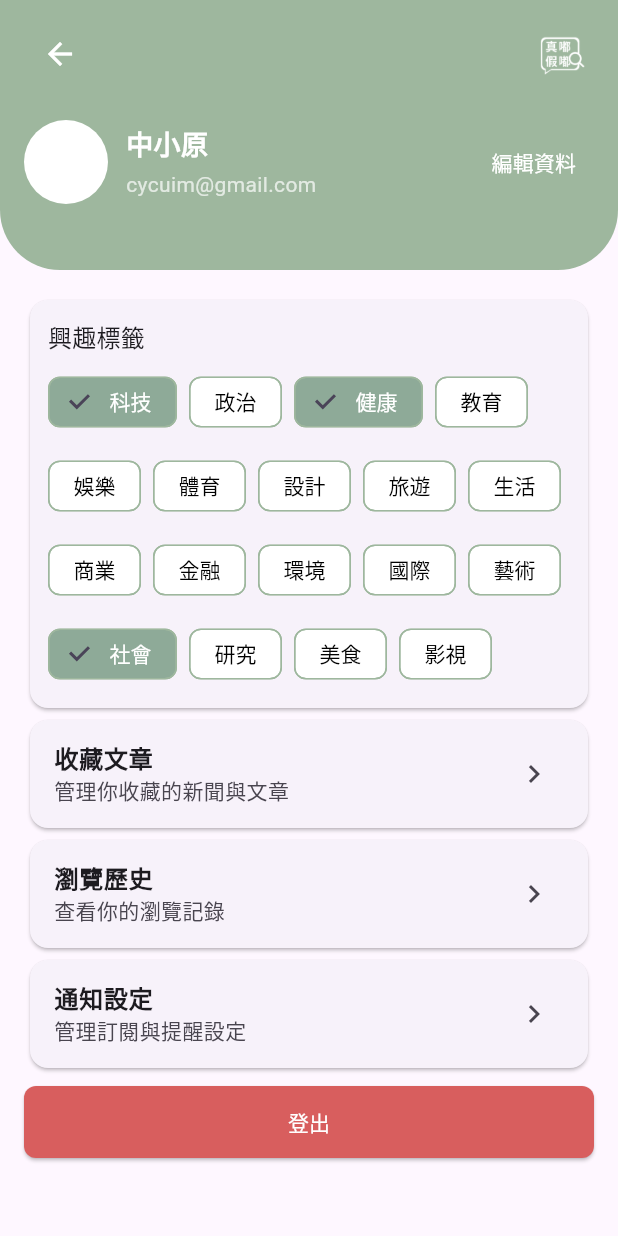
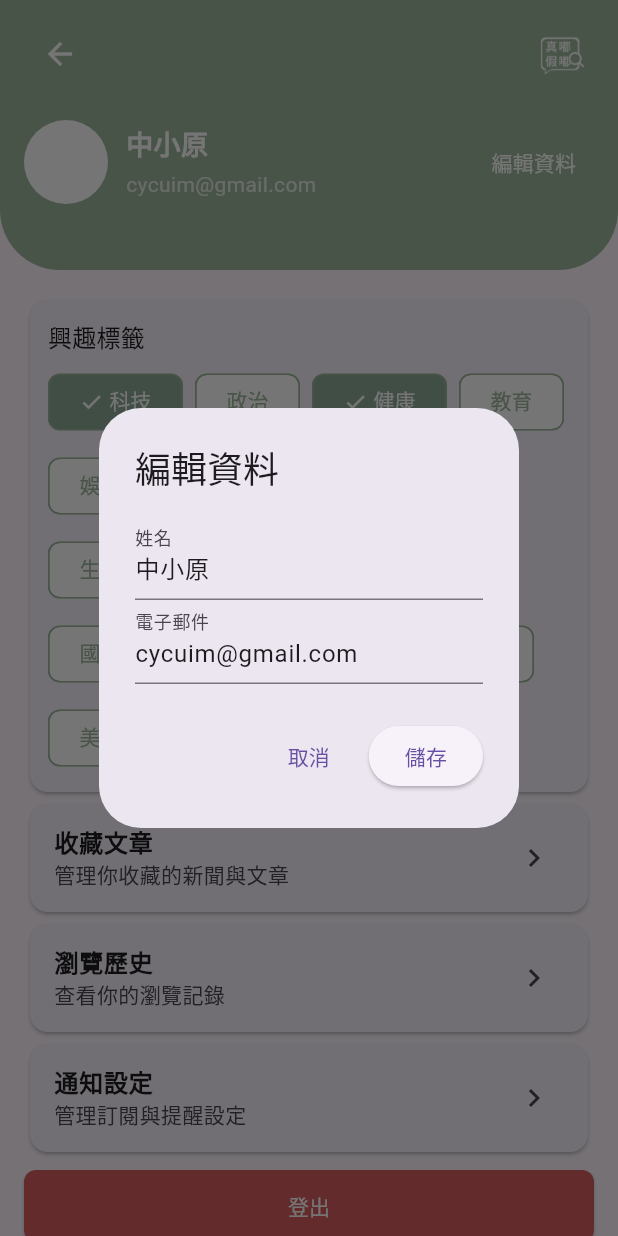
Before and after one commit to chenshuanlin/truthliesdetector, a Flutter app: the ProfilePage screen opened by its route, after a tap on "編輯資料", on a phone screen of 412 x 824 dp. Run offline on Flutter 3.47's test engine with Material 3 defaults, Android fonts, the phone set to English and light mode, and no system bars.

Commit message:
Add user profile editing functionality and improve display of user information

```diff
--- a/lib/screens/profile_page.dart
+++ b/lib/screens/profile_page.dart
@@ -18,6 +18,64 @@ class _ProfilePageState extends State<ProfilePage> {
     '金融', '環境', '國際', '藝術', '社會', '研究', '美食', '影視'
   ];
   final selected = <String>{'科技', '健康', '社會'};
+
+  // 🔹 用戶資料
+  String userName = '中小原';
+  String userEmail = 'cycuim@gmail.com';
+
+  // 🔹 編輯用的 controller
+  final TextEditingController _nameController = TextEditingController();
+  final TextEditingController _emailController = TextEditingController();
+
+  @override
+  void dispose() {
+    _nameController.dispose();
+    _emailController.dispose();
+    super.dispose();
+  }
+
+  void _editProfile() {
+    _nameController.text = userName;
+    _emailController.text = userEmail;
+
+    showDialog(
+      context: context,
+      builder: (context) {
+        return AlertDialog(
+          title: const Text('編輯資料'),
+          content: Column(
+            mainAxisSize: MainAxisSize.min,
+            children: [
+              TextField(
+                controller: _nameController,
+                decoration: const InputDecoration(labelText: '姓名'),
+              ),
+              TextField(
+                controller: _emailController,
+                decoration: const InputDecoration(labelText: '電子郵件'),
+              ),
+            ],
+          ),
+          actions: [
+            TextButton(
+              onPressed: () => Navigator.pop(context),
+              child: const Text('取消'),
+            ),
+            ElevatedButton(
+              onPressed: () {
+                setState(() {
+                  userName = _nameController.text;
+                  userEmail = _emailController.text;
+                });
+                Navigator.pop(context);
+              },
+              child: const Text('儲存'),
+            ),
+          ],
+        );
+      },
+    );
+  }
 
   @override
   Widget build(BuildContext context) {
@@ -66,23 +124,23 @@ class _ProfilePageState extends State<ProfilePage> {
                     const CircleAvatar(
                         radius: 28, backgroundColor: Colors.white),
                     const SizedBox(width: 12),
-                    const Expanded(
+                    Expanded(
                       child: Column(
                         crossAxisAlignment: CrossAxisAlignment.start,
                         children: [
-                          Text('中小原',
-                              style: TextStyle(
+                          Text(userName,
+                              style: const TextStyle(
                                   color: Colors.white,
                                   fontSize: 18,
                                   fontWeight: FontWeight.w700)),
-                          SizedBox(height: 4),
-                          Text('cycuim@gmail.com',
-                              style: TextStyle(color: Colors.white70)),
+                          const SizedBox(height: 4),
+                          Text(userEmail,
+                              style: const TextStyle(color: Colors.white70)),
                         ],
                       ),
                     ),
                     TextButton(
-                      onPressed: () {},
+                      onPressed: _editProfile, // 🔹 打開編輯對話框
                       style: TextButton.styleFrom(foregroundColor: Colors.white),
                       child: const Text('編輯資料'),
                     ),
@@ -113,9 +171,33 @@ class _ProfilePageState extends State<ProfilePage> {
                           children: [
                             for (final t in tags)
                               ChoiceChip(
-                                label: Text(t),
+                                label: Row(
+                                  mainAxisSize: MainAxisSize.min,
+                                  children: [
+                                    if (selected.contains(t)) ...[
+                                      const Icon(
+                                        Icons.check,
+                                        size: 16, // 細版勾勾
+                                        color: Colors.white, // ✅ 改成白色
+                                      ),
+                                      const SizedBox(width: 4),
+                                    ],
+                                    Text(t),
+                                  ],
+                                ),
+                                labelStyle: TextStyle(
+                                  color: selected.contains(t)
+                                      ? Colors.white
+                                      : _sage,
+                                  height: 1.2,
+                                ),
+                                labelPadding: const EdgeInsets.symmetric(
+                                    horizontal: 12, vertical: 2),
                                 selected: selected.contains(t),
+                                showCheckmark: false, // ❌ 關掉預設黑勾
                                 selectedColor: _sageDeep,
+                                backgroundColor: Colors.white,
+                                side: const BorderSide(color: _sage),
                                 onSelected: (_) {
                                   setState(() {
                                     if (selected.contains(t)) {
```
Also changed, not shown: lib/screens/home_page.dart (+21 -9 lines).
